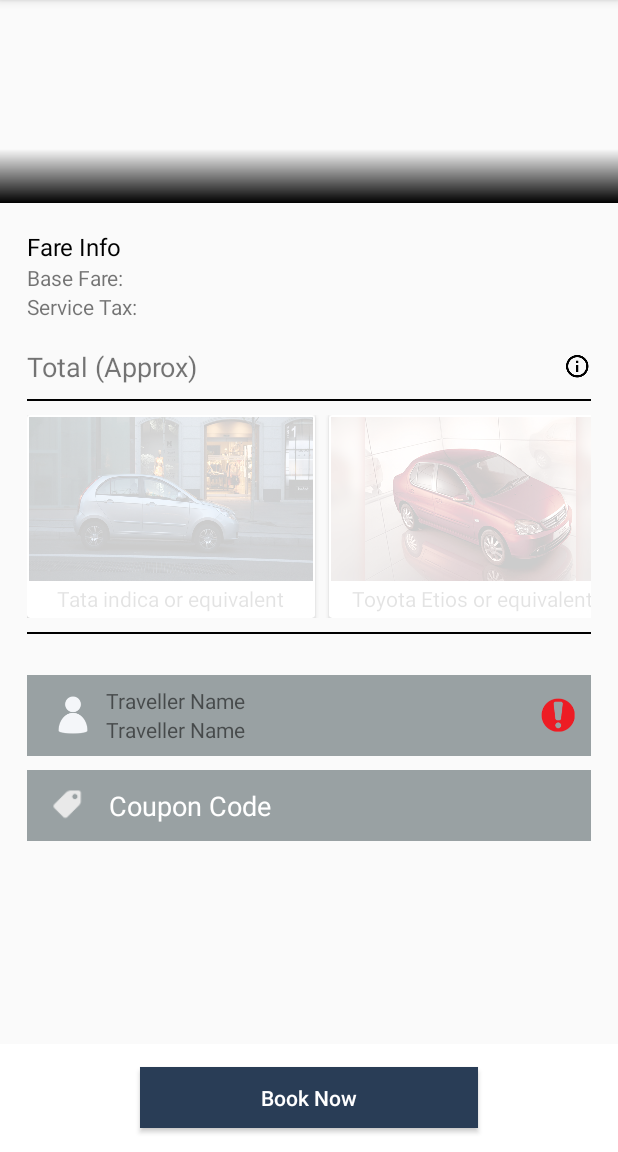
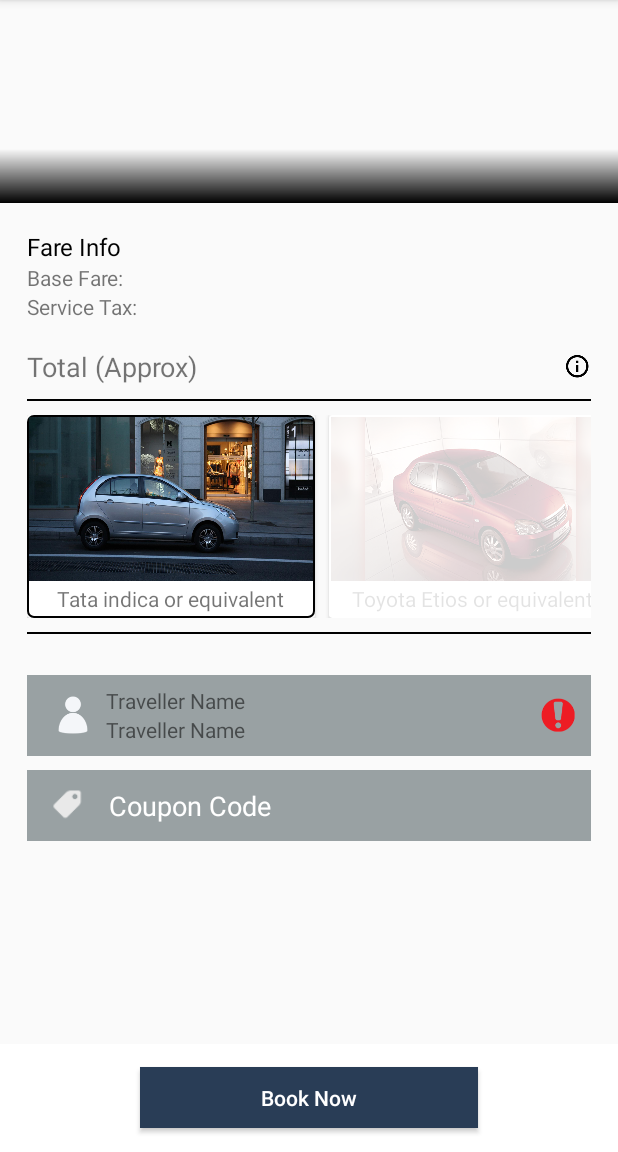
Before and after one commit to shivaburugu/zyppy, an Android app: the PackageDetailActivity screen opened directly, with no data from a screen before it, on a phone screen of 412 x 824 dp, the part 84-1236 px from its top. Run offline under Robolectric (Android 15) with nearby library versions, the phone set to English and light mode, and no system bars; pictures from the network do not load.

Commit message:
updated changes

```diff
--- a/app/src/main/java/zyppys/com/customer/landing/packages/PackageDetailActivity.java
+++ b/app/src/main/java/zyppys/com/customer/landing/packages/PackageDetailActivity.java
@@ -9,6 +9,12 @@ import android.support.v7.widget.RecyclerView;
 import android.support.v7.widget.Toolbar;
 import android.view.MenuItem;
 import android.view.View;
+import android.widget.EditText;
+import android.widget.ImageView;
+import android.widget.ScrollView;
+import android.widget.TextView;
+
+import com.bumptech.glide.Glide;
 
 import java.util.ArrayList;
 
@@ -18,9 +24,11 @@ import zyppys.com.customer.utils.ItemClickSupport;
 
 public class PackageDetailActivity extends AppCompatActivity {
 
+    public static String EXTRA_PACKAGE_DETAILS = "PackageDetails";
     private RecyclerView mRecyclerView;
     private ArrayList<PackageModel> carsModel;
     private CarsSelectionAdapter mAdapter;
+    private PackageModel mPackageModel;
 
     @Override
     protected void onCreate(Bundle savedInstanceState) {
@@ -33,7 +41,12 @@ public class PackageDetailActivity extends AppCompatActivity {
             getSupportActionBar().setDisplayHomeAsUpEnabled(true);
             getSupportActionBar().setDisplayShowHomeEnabled(true);
         }
+        mPackageModel = getIntent().getParcelableExtra(EXTRA_PACKAGE_DETAILS);
 
+        ImageView iv_img = (ImageView)findViewById(R.id.img_package);
+        if(mPackageModel != null && mPackageModel.getImgURL() != null) {
+            Glide.with(this).load(mPackageModel.getImgURL()).into(iv_img);
+        }
         mRecyclerView = (RecyclerView) findViewById(R.id.recycler_view);
         ArrayList<CarsSelectionModel> carsSeectionModelList = getCarsModel();
         mAdapter = new CarsSelectionAdapter(carsSeectionModelList, this);
@@ -41,7 +54,7 @@ public class PackageDetailActivity extends AppCompatActivity {
         mRecyclerView.setLayoutManager(mLayoutManager);
         mRecyclerView.setItemAnimator(new DefaultItemAnimator());
         mRecyclerView.setAdapter(mAdapter);
-
+        mAdapter.setSelectedItem(0);
         ItemClickSupport.addTo(mRecyclerView).setOnItemClickListener(new ItemClickSupport.OnItemClickListener() {
             @Override
             public void onItemClicked(RecyclerView recyclerView, int position, View v) {
--- a/app/src/main/java/zyppys/com/customer/landing/packages/PackageFragment.java
+++ b/app/src/main/java/zyppys/com/customer/landing/packages/PackageFragment.java
@@ -16,6 +16,8 @@ import java.util.ArrayList;
 
 import zyppys.com.customer.R;
 import zyppys.com.customer.utils.ItemClickSupport;
+
+import static zyppys.com.customer.landing.packages.PackageDetailActivity.EXTRA_PACKAGE_DETAILS;
 
 
 /**
@@ -80,7 +82,7 @@ public class PackageFragment extends Fragment {
         View view = inflater.inflate(R.layout.fragment_package, container, false);
 
         mRecyclerView = (RecyclerView) view.findViewById(R.id.recycler_view);
-        ArrayList<PackageModel> packageModelArrayList = getPackagesModel();
+        final ArrayList<PackageModel> packageModelArrayList = getPackagesModel();
         mAdapter = new PackagesListAdapter(packageModelArrayList,getActivity());
         RecyclerView.LayoutManager mLayoutManager = new LinearLayoutManager(getActivity());
         mRecyclerView.setLayoutManager(mLayoutManager);
@@ -91,6 +93,7 @@ public class PackageFragment extends Fragment {
             @Override
             public void onItemClicked(RecyclerView recyclerView, int position, View v) {
                 Intent intent = new Intent(getActivity(),PackageDetailActivity.class);
+                intent.putExtra(EXTRA_PACKAGE_DETAILS,packageModelArrayList.get(position));
                 startActivity(intent);
             }
         });
--- a/app/src/main/res/layout/activity_package_detail.xml
+++ b/app/src/main/res/layout/activity_package_detail.xml
@@ -21,6 +21,7 @@
 
     </android.support.design.widget.AppBarLayout>
     <ScrollView
+        android:id="@+id/scroll_view"
         android:layout_width="match_parent"
         android:layout_height="match_parent"
         android:scrollbars="none"
@@ -260,6 +261,13 @@
                     android:visibility="gone"
                     android:layout_centerVertical="true"/>
             </RelativeLayout>
+            <View
+                android:layout_below="@+id/traveller_layout"
+                android:id="@+id/dummy_view"
+                android:layout_width="0dp"
+                android:layout_height="0dp"
+                android:focusable="true"
+                android:focusableInTouchMode="true"/>
         </RelativeLayout>
     </ScrollView>
 
```
Also changed, not shown: app/src/main/java/zyppys/com/customer/landing/packages/PackageModel.java (+38 -1 lines).
